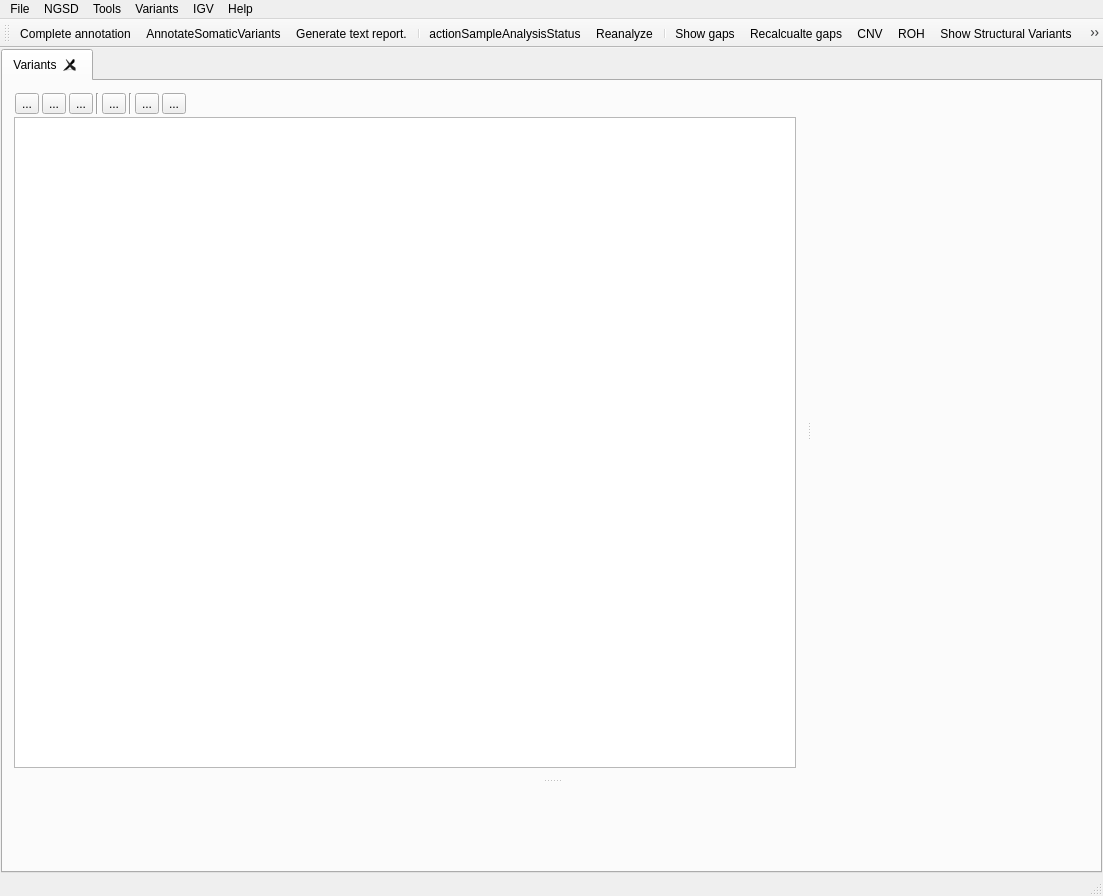
The window that src/GSvar/MainWindow.ui (imgag/ngs-bits) describes before a commit, drawn with Qt 5.
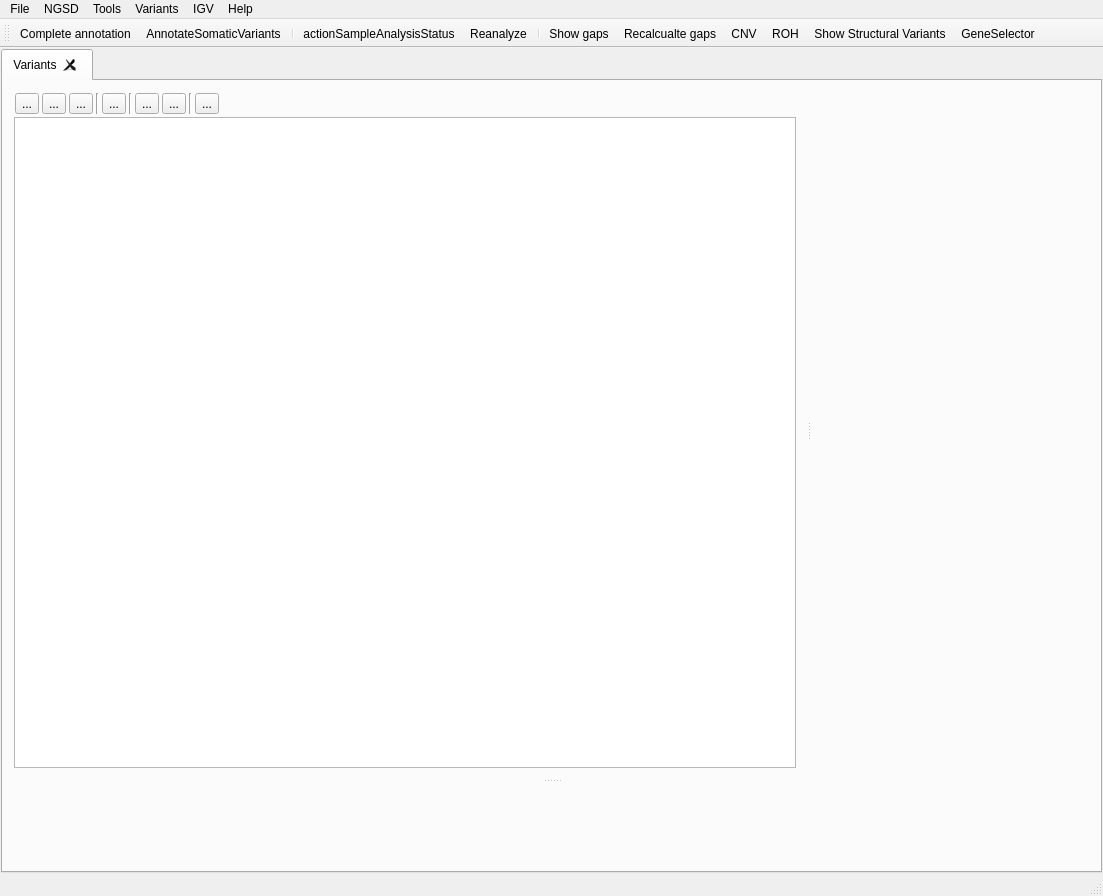
The same window after the commit. Icons and pictures are not drawn. Custom widgets are drawn as their Qt base class.

Commit message: Added loading/storing of report configuration (NGSD).

```diff
--- a/src/GSvar/MainWindow.ui
+++ b/src/GSvar/MainWindow.ui
@@ -213,6 +213,30 @@
                   </property>
                  </widget>
                 </item>
+                <item>
+                 <widget class="Line" name="line_5">
+                  <property name="orientation">
+                   <enum>Qt::Vertical</enum>
+                  </property>
+                 </widget>
+                </item>
+                <item>
+                 <widget class="QToolButton" name="report_btn">
+                  <property name="toolTip">
+                   <string>Report</string>
+                  </property>
+                  <property name="text">
+                   <string>...</string>
+                  </property>
+                  <property name="icon">
+                   <iconset resource="GSvar.qrc">
+                    <normaloff>:/Icons/Report.png</normaloff>:/Icons/Report.png</iconset>
+                  </property>
+                  <property name="popupMode">
+                   <enum>QToolButton::InstantPopup</enum>
+                  </property>
+                 </widget>
+                </item>
                 <item>
                  <spacer name="horizontalSpacer">
                   <property name="orientation">
@@ -438,7 +462,6 @@
    </attribute>
    <addaction name="actionNGSDAnnotation"/>
    <addaction name="actionAnnotateSomaticVariants"/>
-   <addaction name="actionReport"/>
    <addaction name="separator"/>
    <addaction name="actionAnalysisStatus"/>
    <addaction name="actionReanalyze"/>
@@ -486,19 +509,6 @@
     <string>Recent files</string>
    </property>
   </action>
-  <action name="actionReport">
-   <property name="icon">
-    <iconset resource="GSvar.qrc">
-     <normaloff>:/Icons/Report.png</normaloff>
-     <normalon>:/Icons/Report.png</normalon>:/Icons/Report.png</iconset>
-   </property>
-   <property name="text">
-    <string>Generate text report.</string>
-   </property>
-   <property name="shortcut">
-    <string>Ctrl+R</string>
-   </property>
-  </action>
   <action name="actionStatisticsFastA">
    <property name="text">
     <string>FastA</string>
```
The commit also changes 8 other files.
